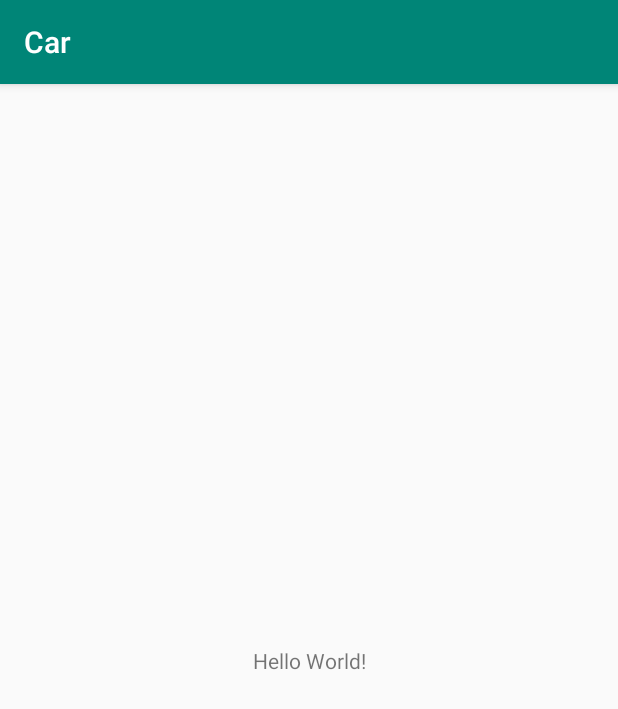
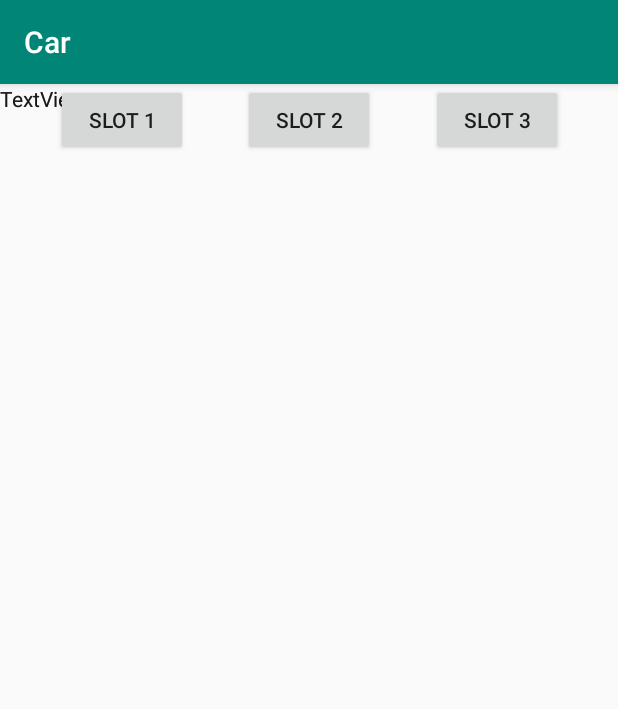
Before and after one commit to bookploy1928/CarInfo, an Android app: the screen it shows after launch (MainActivity), on a phone screen of 412 x 824 dp. Shown: the top 709 px of the screen. Run offline under Robolectric (Android 15) with nearby library versions, the phone set to English and light mode, and no system bars.

Commit message:
add slot

```diff
--- a/app/src/main/res/layout/activity_main.xml
+++ b/app/src/main/res/layout/activity_main.xml
@@ -7,13 +7,41 @@
         android:layout_height="match_parent"
         tools:context=".MainActivity">
 
-    <TextView
+    <Button
+            android:text="@string/button_slot1"
             android:layout_width="wrap_content"
             android:layout_height="wrap_content"
-            android:text="Hello World!"
-            app:layout_constraintBottom_toBottomOf="parent"
-            app:layout_constraintLeft_toLeftOf="parent"
-            app:layout_constraintRight_toRightOf="parent"
-            app:layout_constraintTop_toTopOf="parent"/>
+            android:id="@+id/slot1"
+            app:layout_constraintBaseline_toBaselineOf="@+id/slot2" app:layout_constraintStart_toStartOf="parent"
+            app:layout_constraintHorizontal_bias="0.5" app:layout_constraintEnd_toStartOf="@+id/slot2"/>
+    <Button
+            android:text="@string/button_slot2"
+            android:layout_width="wrap_content"
+            android:layout_height="wrap_content" tools:layout_editor_absoluteY="16dp"
+            android:id="@+id/slot2"
+            app:layout_constraintStart_toEndOf="@+id/slot1" app:layout_constraintHorizontal_bias="0.5"
+            app:layout_constraintEnd_toStartOf="@+id/slot3"/>
+    <Button
+            android:text="@string/button_slot3"
+            android:layout_width="wrap_content"
+            android:layout_height="wrap_content"
+            android:id="@+id/slot3"
+            app:layout_constraintBaseline_toBaselineOf="@+id/slot2" app:layout_constraintStart_toEndOf="@+id/slot2"
+            app:layout_constraintHorizontal_bias="0.5" app:layout_constraintEnd_toEndOf="parent"/>
+    <TextView
+            android:text="TextView"
+            android:layout_width="wrap_content"
+            android:layout_height="wrap_content" tools:layout_editor_absoluteY="92dp"
+            tools:layout_editor_absoluteX="49dp" android:id="@+id/textView"/>
+    <TextView
+            android:text="TextView"
+            android:layout_width="wrap_content"
+            android:layout_height="wrap_content" tools:layout_editor_absoluteY="133dp"
+            tools:layout_editor_absoluteX="49dp" android:id="@+id/textView2"/>
+    <TextView
+            android:text="TextView"
+            android:layout_width="wrap_content"
+            android:layout_height="wrap_content" tools:layout_editor_absoluteY="190dp"
+            tools:layout_editor_absoluteX="49dp" android:id="@+id/textView3"/>
 
 </androidx.constraintlayout.widget.ConstraintLayout>
--- a/app/src/main/res/values/strings.xml
+++ b/app/src/main/res/values/strings.xml
@@ -1,3 +1,6 @@
 <resources>
     <string name="app_name">Car</string>
+    <string name="button_slot1">slot 1</string>
+    <string name="button_slot2">slot 2</string>
+    <string name="button_slot3">slot 3</string>
 </resources>
```
